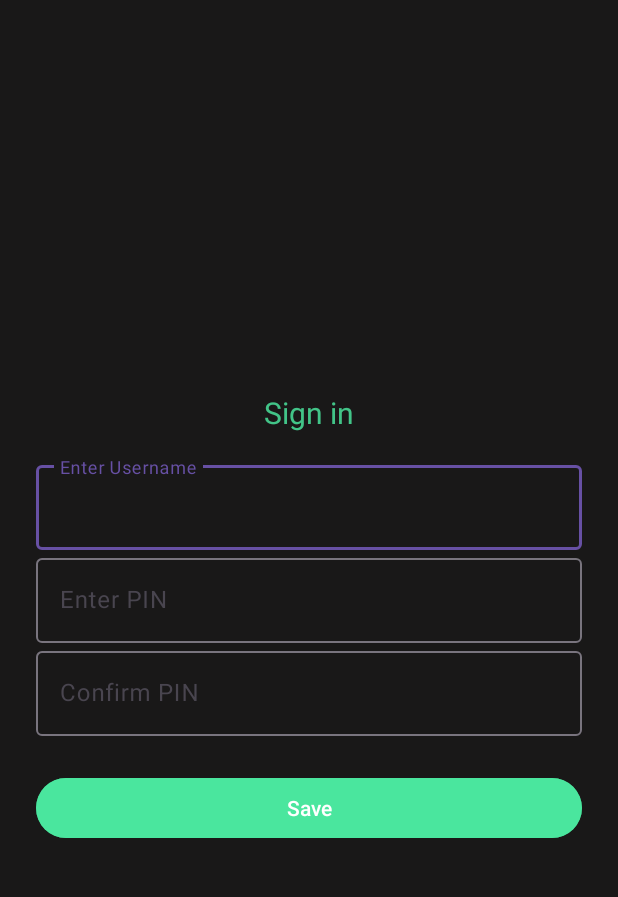
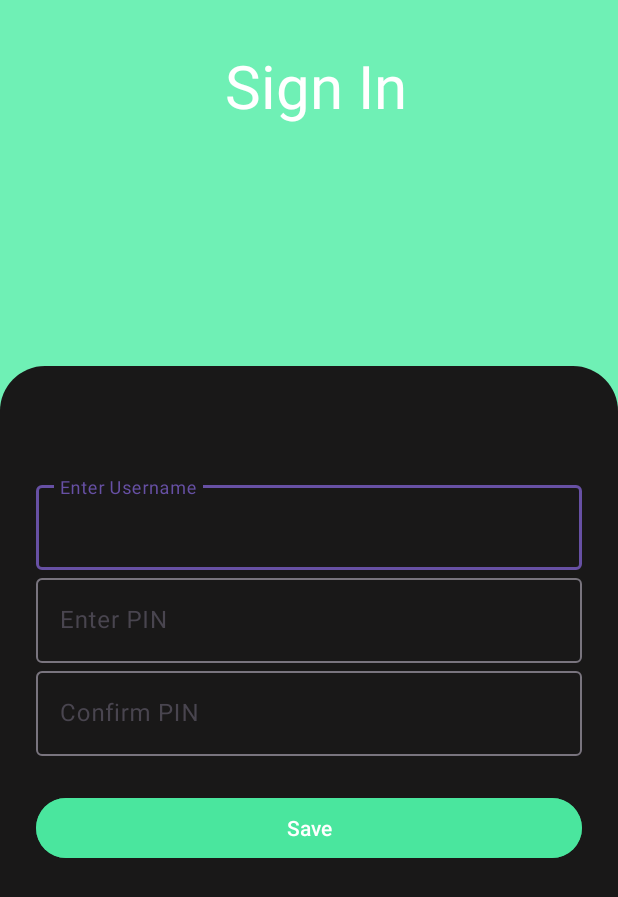
Before and after one commit to Manav011/Harmonies, an Android app: the screen it shows after launch (MainActivity), on a phone screen of 412 x 824 dp. Shown: the top 897 px of the screen. Run offline under Robolectric (Android 15) with nearby library versions, the phone set to English and light mode, and no system bars; our stand-ins replace Room's generated code.

Commit message:
minor UI changes

```diff
--- a/app/src/main/java/com/example/musicapp/MainActivity.kt
+++ b/app/src/main/java/com/example/musicapp/MainActivity.kt
@@ -80,7 +80,7 @@ class MainActivity : AppCompatActivity() {
         usernameTextView = findViewById(R.id.usernameTextView)
         val enterPinButton = findViewById<Button>(R.id.enterPinButton)
 
-        usernameTextView.text = "Welcome, ${user?.username}"
+        usernameTextView.text = "${user?.username}"
 
         enterPinButton.setOnClickListener {
             val enteredPin = pinEditText.text.toString()
--- /dev/null
+++ b/app/src/main/res/drawable/login_shape.xml
@@ -0,0 +1,5 @@
+<?xml version="1.0" encoding="utf-8"?>
+<shape xmlns:android="http://schemas.android.com/apk/res/android">
+    <solid android:color="#191818"/>
+    <corners android:topRightRadius="30dp" android:topLeftRadius="30dp"/>
+</shape>
--- a/app/src/main/res/layout/signup.xml
+++ b/app/src/main/res/layout/signup.xml
@@ -2,76 +2,76 @@
 <RelativeLayout xmlns:android="http://schemas.android.com/apk/res/android"
     android:layout_width="match_parent"
     android:layout_height="match_parent"
-    android:background="#191818">
+    android:background="@color/colorPrimary">
+
+    <TextView
+        android:layout_width="match_parent"
+        android:layout_height="wrap_content"
+        android:text="Sign In"
+        android:textColor="@color/white"
+        android:textSize="40dp"
+        android:layout_marginTop="30dp"
+        android:textAlignment="center"
+        android:layout_marginStart="10dp"/>
 
     <LinearLayout
         android:layout_width="match_parent"
-        android:layout_height="wrap_content"
-        android:layout_centerInParent="true"
+        android:layout_height="580dp"
+        android:layout_alignParentBottom="true"
+        android:layout_marginBottom="0dp"
+        android:background="@drawable/login_shape"
         android:orientation="vertical"
-        android:padding="24dp"
-        >
-
-        <TextView
-            android:layout_width="match_parent"
-            android:layout_height="wrap_content"
-            android:text="Sign in"
-            android:textColor="@color/colorPrimary"
-            android:textSize="20sp"
-            android:gravity="center_horizontal"
-            android:paddingBottom="16dp"/>
+        android:padding="24dp">
 
         <com.google.android.material.textfield.TextInputLayout
             android:layout_width="match_parent"
             android:layout_height="wrap_content"
             android:layout_centerHorizontal="true"
-            >
+            android:layout_marginTop="50dp">
 
             <com.google.android.material.textfield.TextInputEditText
                 android:id="@+id/usernameEditText"
                 android:layout_width="match_parent"
                 android:layout_height="wrap_content"
+                android:backgroundTint="@color/colorPrimaryDark"
                 android:hint="@string/enterusername"
-                android:backgroundTint="@color/colorPrimaryDark"
+                android:inputType="text"
                 android:textColor="@color/colorPrimary"
-                android:textSize="16sp"
-                android:inputType="text"/>
+                android:textSize="16sp" />
 
         </com.google.android.material.textfield.TextInputLayout>
 
         <com.google.android.material.textfield.TextInputLayout
             android:layout_width="match_parent"
             android:layout_height="wrap_content"
-            android:layout_centerHorizontal="true"
-            >
+            android:layout_centerHorizontal="true">
 
             <com.google.android.material.textfield.TextInputEditText
                 android:id="@+id/pinEditText"
                 android:layout_width="match_parent"
                 android:layout_height="wrap_content"
+                android:backgroundTint="@color/colorPrimaryDark"
                 android:hint="@string/enterpin"
-                android:backgroundTint="@color/colorPrimaryDark"
+                android:inputType="numberPassword"
                 android:textColor="@color/colorPrimary"
-                android:textSize="16sp"
-                android:inputType="numberPassword"/>
+                android:textSize="16sp" />
 
         </com.google.android.material.textfield.TextInputLayout>
 
         <com.google.android.material.textfield.TextInputLayout
             android:layout_width="match_parent"
             android:layout_height="wrap_content"
-            android:layout_centerHorizontal="true"
-            >
+            android:layout_centerHorizontal="true">
 
             <com.google.android.material.textfield.TextInputEditText
                 android:id="@+id/confirmPinEditText"
                 android:layout_width="match_parent"
                 android:layout_height="wrap_content"
+                android:backgroundTint="@color/colorPrimaryDark"
                 android:hint="@string/confirmpin"
-                android:backgroundTint="@color/colorPrimaryDark"
+                android:inputType="numberPassword"
                 android:textColor="@color/colorPrimary"
-                android:textSize="16sp"
-                android:inputType="numberPassword"/>
+                android:textSize="16sp" />
 
         </com.google.android.material.textfield.TextInputLayout>
 
@@ -81,7 +81,7 @@
             android:layout_height="wrap_content"
             android:layout_marginTop="24dp"
             android:backgroundTint="@color/colorPrimary"
-            android:textColor="@android:color/white"
-            android:text="@string/savebtn"/>
+            android:text="@string/savebtn"
+            android:textColor="@android:color/white" />
     </LinearLayout>
 </RelativeLayout>
--- a/app/src/main/res/values/strings.xml
+++ b/app/src/main/res/values/strings.xml
@@ -4,7 +4,7 @@
     <string name="enterpin">Enter PIN</string>
     <string name="confirmpin">Confirm PIN</string>
     <string name="savebtn">Save</string>
-    <string name="userwelcome">Welcome User</string>
+    <string name="userwelcome">Welcome</string>
     <string name="search">Search</string>
     <!-- Strings used for fragments for navigation -->
     <string name="first_fragment_label">First Fragment</string>
```
Also changed, not shown: app/src/main/res/layout/activity_like.xml (+13 -1 lines), app/src/main/res/layout/login.xml (+34 -21 lines).
